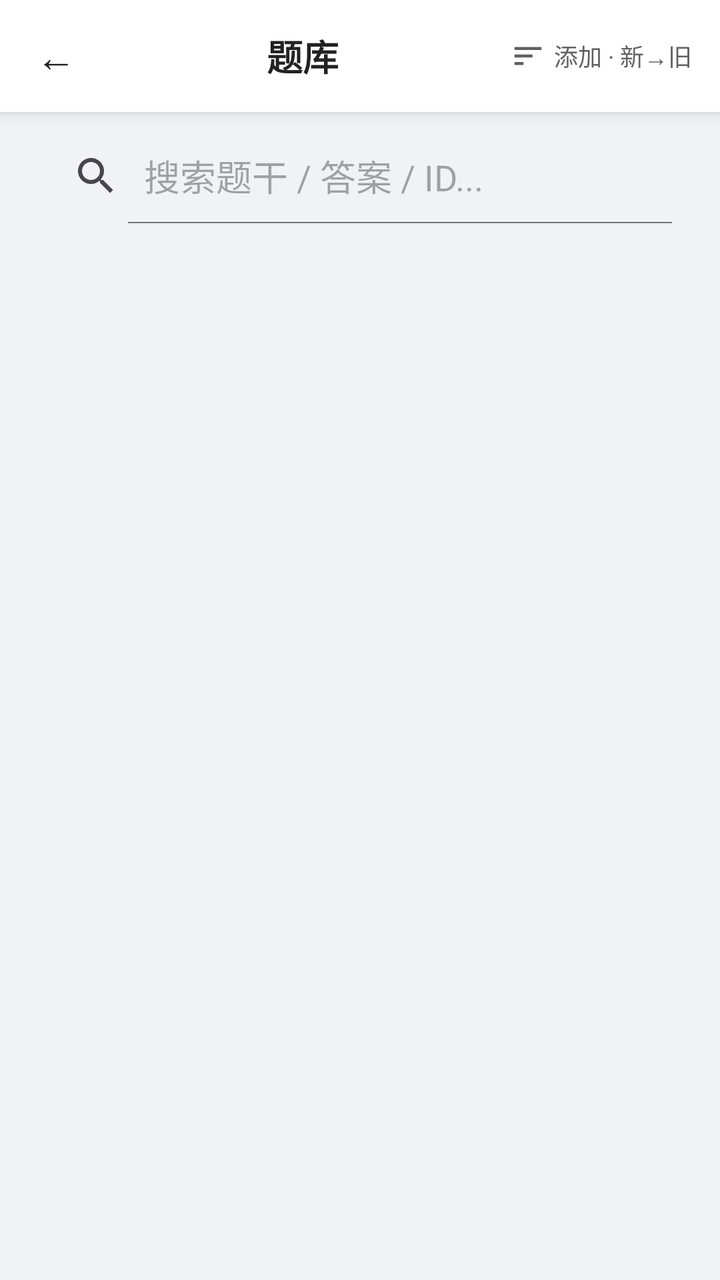
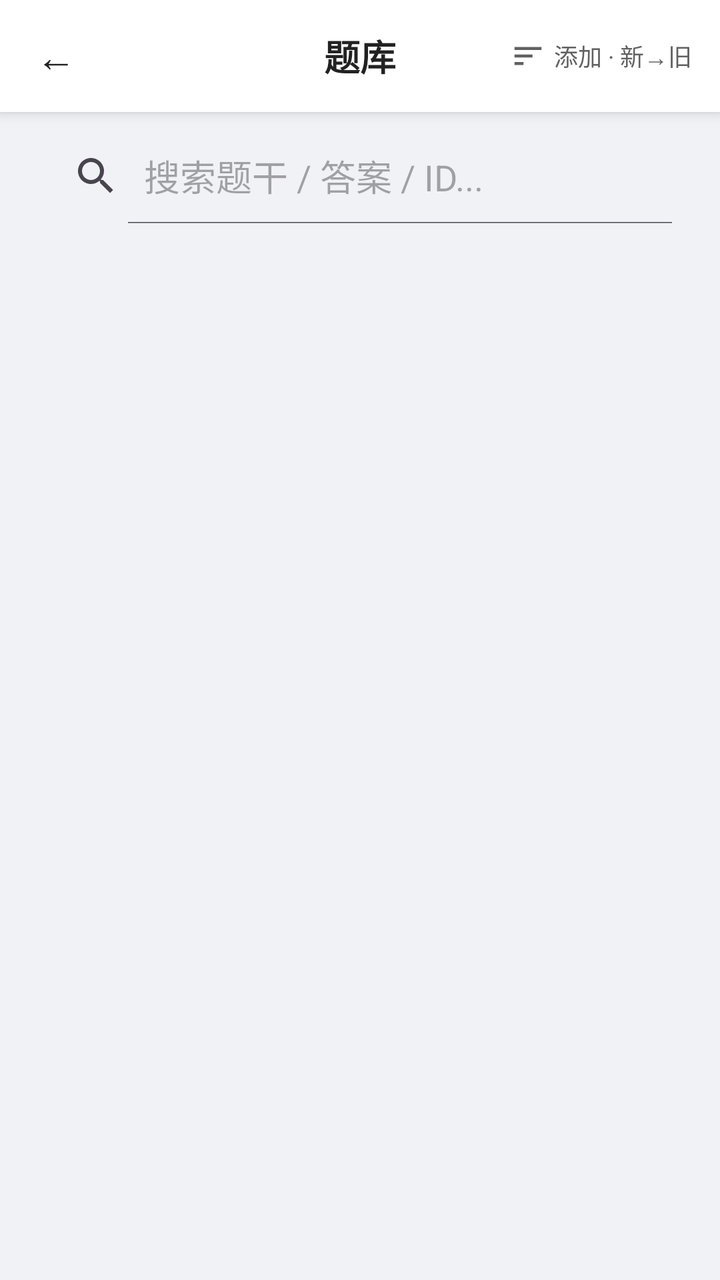

Before-and-after screenshots of an Android layout around one commit, followed by the original layout XML and the change that was made.
<!-- AndroidManifest.xml: application theme Theme.Demo -->
<!-- res/layout/activity_question_bank.xml -->
<?xml version="1.0" encoding="utf-8"?>
<LinearLayout xmlns:android="http://schemas.android.com/apk/res/android"
    android:layout_width="match_parent"
    android:layout_height="match_parent"
    android:background="@color/page_bg"
    android:orientation="vertical">

    
    <LinearLayout style="@style/TopBar">

        <TextView
            android:id="@+id/btn_back"
            style="@style/TopBarBack" />

        <TextView
            android:id="@+id/tv_bank_title"
            android:layout_width="0dp"
            android:layout_height="wrap_content"
            android:layout_weight="1"
            android:padding="8dp"
            android:gravity="center"
            android:text="题库"
            android:textSize="@dimen/text_size_title"
            android:textStyle="bold"
            android:textColor="@color/text_primary"/>

        <TextView
            android:id="@+id/tv_sort_label"
            android:layout_width="wrap_content"
            android:layout_height="wrap_content"
            android:paddingStart="8dp"
            android:paddingEnd="14dp"
            android:paddingTop="8dp"
            android:paddingBottom="8dp"
            android:clickable="true"
            android:focusable="true"
            android:foreground="?attr/selectableItemBackground"
            android:drawableStart="@drawable/ic_sort"
            android:drawablePadding="4dp"
            android:gravity="center_vertical"
            android:contentDescription="切换排序方式"
            android:text="添加 · 新→旧"
            android:textSize="@dimen/text_size_caption"
            android:textColor="@color/text_secondary"/>
    </LinearLayout>

    
    <SearchView
        android:id="@+id/search_view"
        android:layout_width="match_parent"
        android:layout_height="48dp"
        android:layout_marginHorizontal="16dp"
        android:layout_marginTop="8dp"
        android:queryHint="搜索题干 / 答案 / ID..."
        android:iconifiedByDefault="false"
        android:focusableInTouchMode="true"
        android:focusable="true"/>

    
    <HorizontalScrollView
        android:layout_width="match_parent"
        android:layout_height="wrap_content"
        android:scrollbars="none"
        android:paddingHorizontal="12dp"
        android:clipToPadding="false">

        <LinearLayout
            android:id="@+id/chip_row"
            android:layout_width="wrap_content"
            android:layout_height="wrap_content"
            android:orientation="horizontal"
            android:paddingVertical="6dp"/>
    </HorizontalScrollView>

    
    <HorizontalScrollView
        android:layout_width="match_parent"
        android:layout_height="wrap_content"
        android:scrollbars="none"
        android:paddingHorizontal="12dp"
        android:clipToPadding="false">

        <LinearLayout
            android:id="@+id/chip_row_level"
            android:layout_width="wrap_content"
            android:layout_height="wrap_content"
            android:orientation="horizontal"
            android:paddingVertical="2dp"/>
    </HorizontalScrollView>

    
    <TextView
        android:id="@+id/tv_stats"
        android:layout_width="match_parent"
        android:layout_height="wrap_content"
        android:paddingHorizontal="16dp"
        android:paddingVertical="2dp"
        android:textSize="@dimen/text_size_caption"
        android:textColor="@color/text_secondary"
        android:maxLines="2"
        android:ellipsize="end"/>

    <FrameLayout
        android:layout_width="match_parent"
        android:layout_height="0dp"
        android:layout_weight="1">

        <androidx.recyclerview.widget.RecyclerView
            android:id="@+id/recyclerView"
            android:layout_width="match_parent"
            android:layout_height="match_parent"
            android:paddingBottom="20dp"/>

        
        <TextView
            android:id="@+id/tv_empty"
            android:layout_width="wrap_content"
            android:layout_height="wrap_content"
            android:layout_gravity="center"
            android:gravity="center"
            android:padding="24dp"
            android:lineSpacingExtra="6dp"
            android:textSize="@dimen/text_size_body"
            android:textColor="@color/text_hint"
            android:visibility="gone"
            android:text="没有符合条件的题目"/>
    </FrameLayout>

</LinearLayout>
<!-- resources referenced by this layout -->
<resources>
  <color name="page_bg">#F0F2F5</color>
  <color name="text_hint">#999999</color>
  <color name="text_primary">#222222</color>
  <color name="text_secondary">#616161</color>
  <dimen name="text_size_body">14sp</dimen>
  <dimen name="text_size_caption">12sp</dimen>
  <dimen name="text_size_title">18sp</dimen>
  <!-- drawable ic_sort (drawable) -->
  <?xml version="1.0" encoding="utf-8"?>
  <vector xmlns:android="http://schemas.android.com/apk/res/android"
      android:width="18dp"
      android:height="18dp"
      android:viewportWidth="24"
      android:viewportHeight="24">
      <path
          android:fillColor="@color/text_secondary"
          android:pathData="M3,18h6v-2H3zM3,6v2h18V6zM3,13h12v-2H3z" />
  </vector>
  <style name="TopBar">
          <item name="android:layout_width">match_parent</item>
          <item name="android:layout_height">56dp</item>
          <item name="android:orientation">horizontal</item>
          <item name="android:gravity">center_vertical</item>
          <item name="android:background">@color/home_card</item>
          <item name="android:elevation">4dp</item>
      </style>
  <style name="TopBarBack">
          <item name="android:layout_width">56dp</item>
          <item name="android:layout_height">match_parent</item>
          <item name="android:gravity">center</item>
          <item name="android:text">←</item>
          <item name="android:textSize">20sp</item>
          <item name="android:textColor">@color/text_primary</item>
          <item name="android:background">?attr/selectableItemBackgroundBorderless</item>
      </style>
  <style name="Theme.Demo" parent="Base.Theme.Demo" />
  <color name="home_card">#FFFFFF</color>
  <style name="Base.Theme.Demo" parent="Theme.Material3.DayNight.NoActionBar">
          
          <item name="android:statusBarColor">@color/home_bg</item>
          <item name="android:windowLightStatusBar">true</item>
          <item name="android:navigationBarColor">@color/home_bg</item>
          <item name="android:windowLightNavigationBar" tools:targetApi="o_mr1">true</item>
          <item name="android:enforceNavigationBarContrast" tools:targetApi="q">false</item>
      </style>
  <color name="home_bg">@color/page_bg</color>
</resources>

<!-- the commit's change to res/layout/activity_question_bank.xml (unified diff, before → after) -->
@@ -6,28 +6,33 @@
     android:orientation="vertical">
 
     
-    <LinearLayout style="@style/TopBar">
-
-        <TextView
-            android:id="@+id/btn_back"
-            style="@style/TopBarBack" />
+    <FrameLayout style="@style/TopBarOverlay">
 
         <TextView
             android:id="@+id/tv_bank_title"
-            android:layout_width="0dp"
+            android:layout_width="wrap_content"
             android:layout_height="wrap_content"
-            android:layout_weight="1"
+            android:layout_gravity="center"
+            android:maxWidth="520dp"
             android:padding="8dp"
             android:gravity="center"
+            android:singleLine="true"
+            android:ellipsize="end"
             android:text="题库"
             android:textSize="@dimen/text_size_title"
             android:textStyle="bold"
             android:textColor="@color/text_primary"/>
 
         <TextView
+            android:id="@+id/btn_back"
+            style="@style/TopBarBack"
+            android:layout_gravity="start|center_vertical" />
+
+        <TextView
             android:id="@+id/tv_sort_label"
             android:layout_width="wrap_content"
             android:layout_height="wrap_content"
+            android:layout_gravity="end|center_vertical"
             android:paddingStart="8dp"
             android:paddingEnd="14dp"
             android:paddingTop="8dp"
@@ -42,7 +47,7 @@
             android:text="添加 · 新→旧"
             android:textSize="@dimen/text_size_caption"
             android:textColor="@color/text_secondary"/>
-    </LinearLayout>
+    </FrameLayout>
 
     
     <SearchView
<!-- resource entries referenced after the edit -->
@@ -18,24 +18,23 @@
           android:fillColor="@color/text_secondary"
           android:pathData="M3,18h6v-2H3zM3,6v2h18V6zM3,13h12v-2H3z" />
   </vector>
-  <style name="TopBar">
-          <item name="android:layout_width">match_parent</item>
-          <item name="android:layout_height">56dp</item>
-          <item name="android:orientation">horizontal</item>
-          <item name="android:gravity">center_vertical</item>
-          <item name="android:background">@color/home_card</item>
-          <item name="android:elevation">4dp</item>
-      </style>
   <style name="TopBarBack">
           <item name="android:layout_width">56dp</item>
           <item name="android:layout_height">match_parent</item>
           <item name="android:gravity">center</item>
           <item name="android:text">←</item>
-          <item name="android:textSize">20sp</item>
+          <item name="android:textSize">@dimen/text_size_display</item>
           <item name="android:textColor">@color/text_primary</item>
           <item name="android:background">?attr/selectableItemBackgroundBorderless</item>
       </style>
+  <style name="TopBarOverlay">
+          <item name="android:layout_width">match_parent</item>
+          <item name="android:layout_height">56dp</item>
+          <item name="android:background">@color/home_card</item>
+          <item name="android:elevation">4dp</item>
+      </style>
   <style name="Theme.Demo" parent="Base.Theme.Demo" />
+  <dimen name="text_size_display">20sp</dimen>
   <color name="home_card">#FFFFFF</color>
   <style name="Base.Theme.Demo" parent="Theme.Material3.DayNight.NoActionBar">
           
